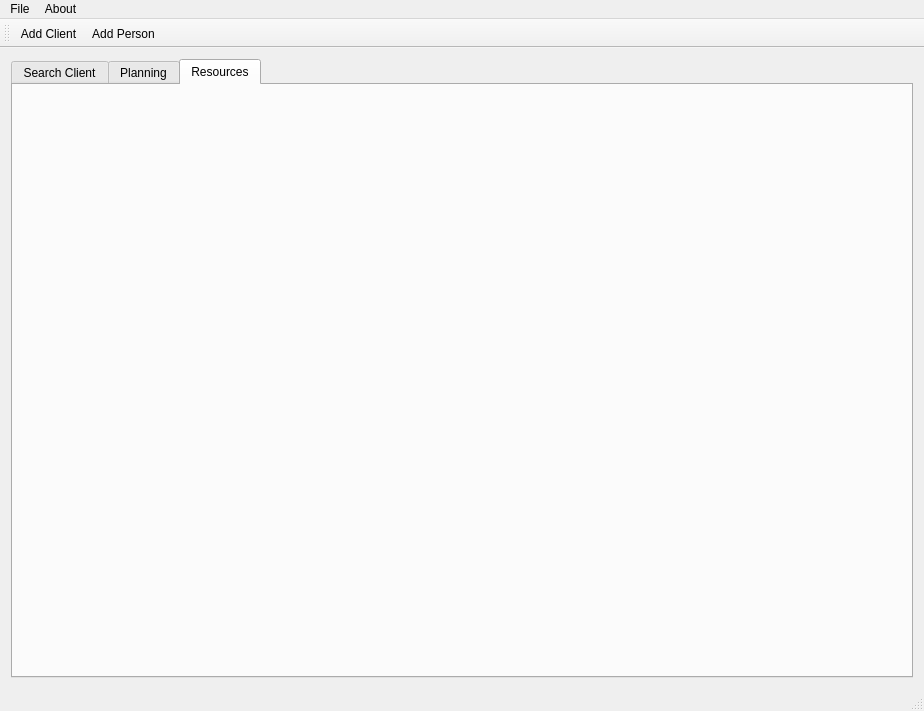
This is mainwindow.ui in penghanyuan/ProjectQt as Qt 5 draws it before an edit. The edited form follows.
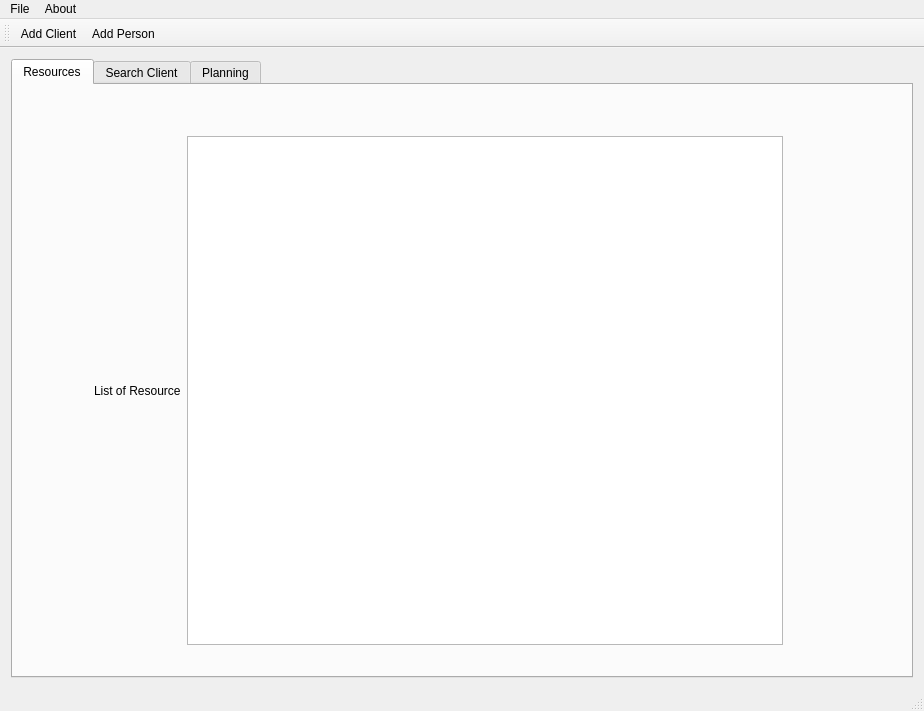
This is the edited form. The open tabs and pages were chosen to show the change. Icons and pictures are not drawn.

Commit message: add controllers and finish getAllResources

What changed in the file:
```diff
--- a/mainwindow.ui
+++ b/mainwindow.ui
@@ -26,6 +26,33 @@
       <property name="currentIndex">
        <number>0</number>
       </property>
+      <widget class="QWidget" name="tab_3">
+       <attribute name="title">
+        <string>Resources</string>
+       </attribute>
+       <widget class="QWidget" name="gridLayoutWidget_2">
+        <property name="geometry">
+         <rect>
+          <x>70</x>
+          <y>40</y>
+          <width>711</width>
+          <height>531</height>
+         </rect>
+        </property>
+        <layout class="QGridLayout" name="gridLayout_2">
+         <item row="0" column="1">
+          <widget class="QTreeView" name="treeView"/>
+         </item>
+         <item row="0" column="0">
+          <widget class="QLabel" name="label_3">
+           <property name="text">
+            <string>List of Resource</string>
+           </property>
+          </widget>
+         </item>
+        </layout>
+       </widget>
+      </widget>
       <widget class="QWidget" name="tab">
        <attribute name="title">
         <string>Search Client</string>
@@ -129,11 +156,6 @@
         <string>Planning</string>
        </attribute>
       </widget>
-      <widget class="QWidget" name="tab_3">
-       <attribute name="title">
-        <string>Resources</string>
-       </attribute>
-      </widget>
      </widget>
     </item>
    </layout>
```
The commit also changes 17 other files.
